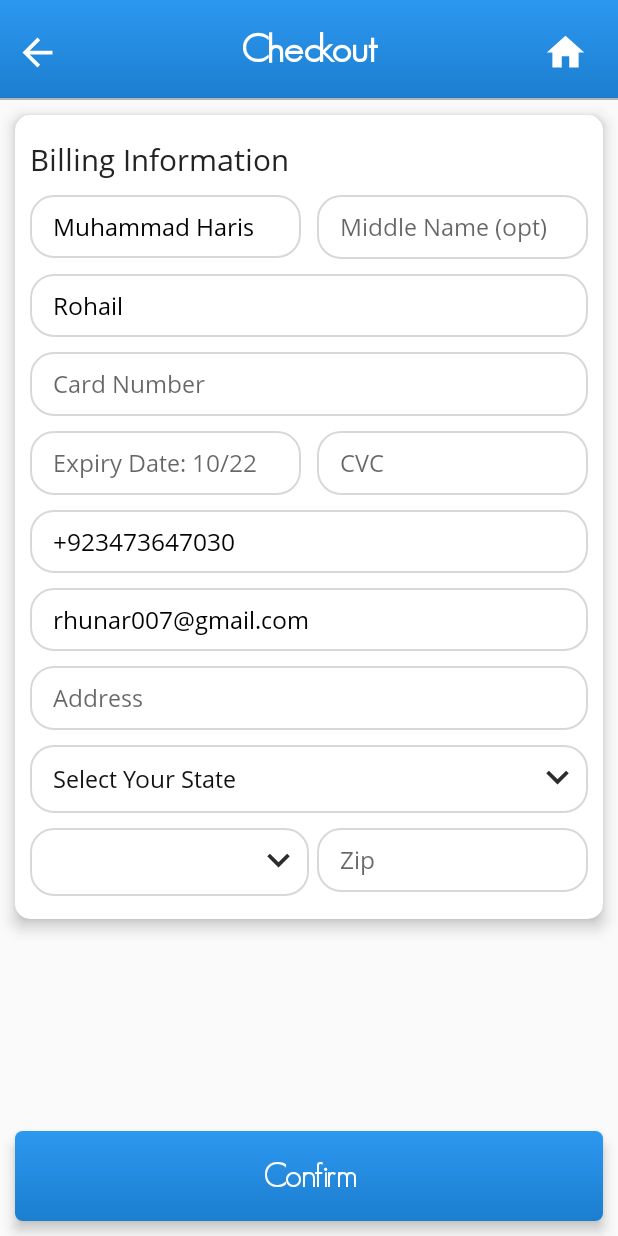
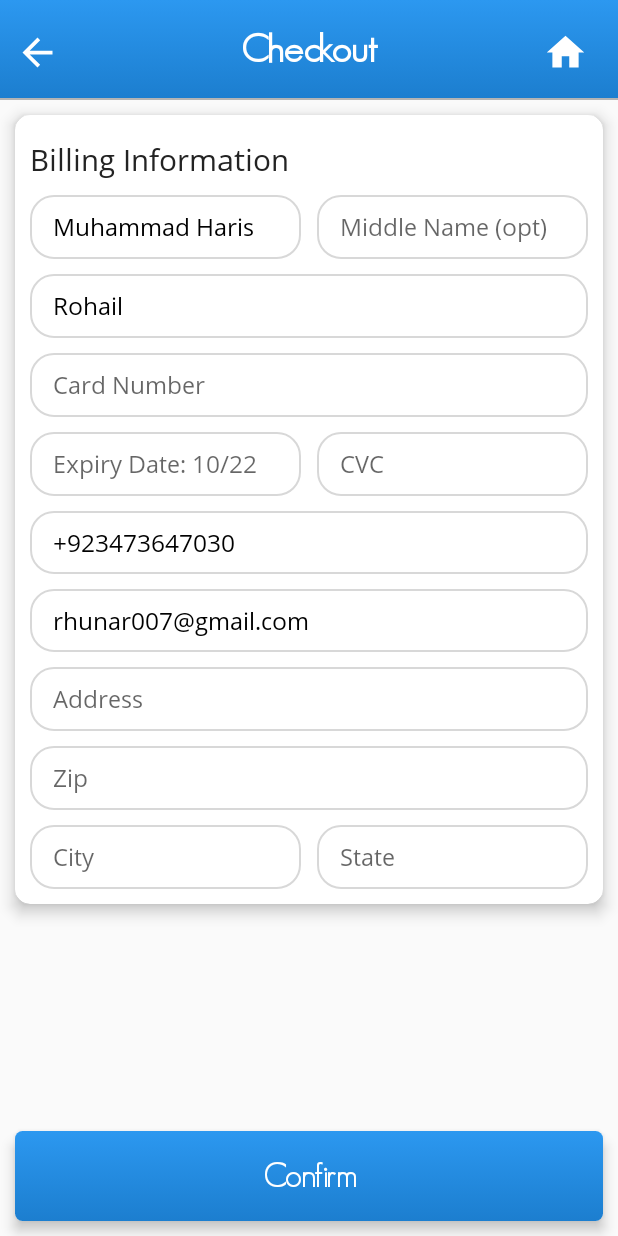
Before and after one commit to MHarisU/MedService, an Android app: the CheckoutActivity screen opened directly, with no data from a screen before it, on a phone screen of 412 x 824 dp. Run offline under Robolectric (Android 15) with nearby library versions, the phone set to English and light mode, and no system bars.

Commit message:
7:00 PM 2nd March 2021

```diff
--- a/app/src/main/AndroidManifest.xml
+++ b/app/src/main/AndroidManifest.xml
@@ -58,7 +58,9 @@
         <activity android:name=".BookAppointmentActivity" />
         <activity android:name=".LabDetailActivity" />
         <activity android:name=".LabsActivity"></activity>
-        <activity android:name=".CheckoutActivity"></activity>
+        <activity android:name=".CheckoutActivity">
+
+        </activity>
         <activity android:name=".CartActivity" />
         <activity android:name=".MedDetailActivity" />
         <activity android:name=".PharmacyActivity" />
--- a/app/src/main/res/layout/activity_checkout.xml
+++ b/app/src/main/res/layout/activity_checkout.xml
@@ -715,6 +715,7 @@
                                     android:padding="10dp"
                                     android:paddingStart="15dp"
                                     android:text="Muhammad Haris"
+                                    android:hint="First Name"
                                     android:textColor="#000"
                                     android:textSize="16sp" />
 
@@ -747,6 +748,7 @@
                                 android:padding="10dp"
                                 android:paddingStart="15dp"
                                 android:text="Rohail"
+                                android:hint="Last Name"
                                 android:textColor="#000"
                                 android:textSize="16sp" />
 
@@ -852,7 +854,68 @@
                                 android:textColor="#000"
                                 android:textSize="16sp" />
 
+                            <TextView
+                                android:id="@+id/billingAddressZip"
+                                android:onClick="SearchBillingZip"
+                                android:layout_marginTop="10dp"
+                                android:layout_width="match_parent"
+                                android:layout_height="wrap_content"
+                                android:layout_marginStart="0dp"
+                                android:background="@drawable/black_stock_white_background"
+                                android:fontFamily="@font/open_sans_regular"
+                                android:hint="Zip"
+                                android:inputType="number"
+                                android:padding="10dp"
+                                android:paddingStart="15dp"
+                                android:textColor="#000"
+                                android:textSize="16sp" />
+
+
+                            <LinearLayout
+                                android:layout_width="match_parent"
+                                android:layout_height="wrap_content"
+                                android:orientation="horizontal">
+
+
+                                <TextView
+
+                                    android:id="@+id/billingCity"
+                                    android:layout_weight="1"
+                                    android:layout_marginTop="10dp"
+                                    android:layout_width="match_parent"
+                                    android:layout_height="wrap_content"
+                                    android:layout_marginEnd="5dp"
+                                    android:background="@drawable/black_stock_white_background"
+                                    android:fontFamily="@font/open_sans_regular"
+                                    android:hint="City"
+                                    android:inputType="number"
+                                    android:padding="10dp"
+                                    android:paddingStart="15dp"
+                                    android:textColor="#000"
+                                    android:textSize="16sp" />
+
+                                <TextView
+                                    android:id="@+id/billingState"
+
+                                    android:layout_weight="1"
+                                    android:layout_marginTop="10dp"
+                                    android:layout_width="match_parent"
+                                    android:layout_height="wrap_content"
+                                    android:layout_marginStart="5dp"
+                                    android:background="@drawable/black_stock_white_background"
+                                    android:fontFamily="@font/open_sans_regular"
+                                    android:hint="State"
+                                    android:inputType="number"
+                                    android:padding="10dp"
+                                    android:paddingStart="15dp"
+                                    android:textColor="#000"
+                                    android:textSize="16sp" />
+
+                            </LinearLayout>
+
+
                             <RelativeLayout
+                                android:visibility="gone"
                                 android:layout_width="match_parent"
                                 android:layout_height="45dp"
                                 android:layout_marginStart="0dp"
@@ -880,6 +943,7 @@
                             </RelativeLayout>
 
                             <LinearLayout
+                                android:visibility="gone"
                                 android:layout_width="match_parent"
                                 android:layout_height="wrap_content"
                                 android:layout_gravity="center"
@@ -932,6 +996,7 @@
                                     android:textSize="16sp" />
 
                             </LinearLayout>
+
 
 
                         </LinearLayout>
@@ -1137,10 +1202,6 @@
                                 </LinearLayout>
 
 
-
-
-
-
                             </LinearLayout>
 
                         </LinearLayout>
```
Also changed, not shown: app/src/main/java/com/med/medservice/CheckoutActivity.java (+18 -0 lines), app/src/main/java/com/med/medservice/Models/ZipCityState/ZipCityAdapter.java (added, +72 -0 lines), app/src/main/java/com/med/medservice/Models/ZipCityState/ZipCityList.java (added, +32 -0 lines), app/src/main/java/com/med/medservice/Utils/SearchBillingZip.java (added, +231 -0 lines).
